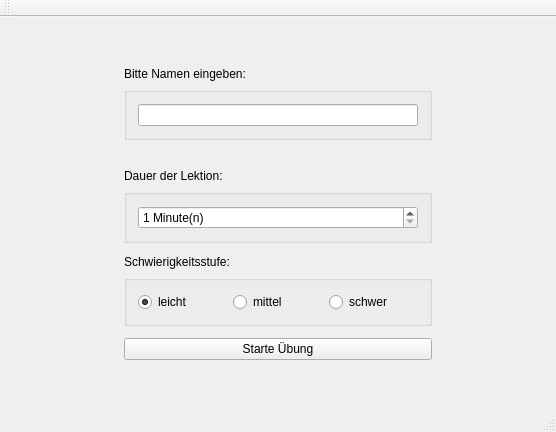
Hasenkrug/CPlusPlus, file ABGABEN/Aufgabe03/Aufgabe_3_2/mainwindow.ui: the form before one commit.
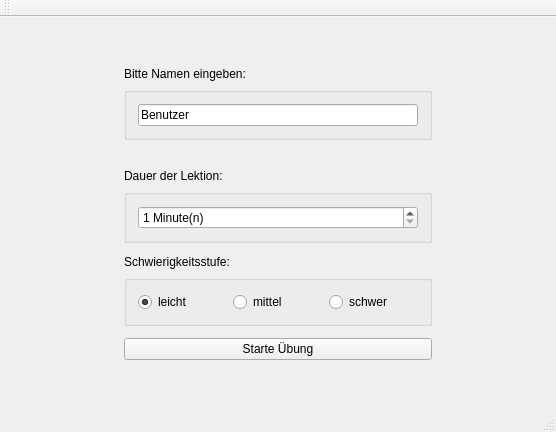
The form after the commit.

What changed in the file:
```diff
--- a/ABGABEN/Aufgabe03/Aufgabe_3_2/mainwindow.ui
+++ b/ABGABEN/Aufgabe03/Aufgabe_3_2/mainwindow.ui
@@ -47,7 +47,11 @@
            <widget class="QGroupBox" name="myGroupBox_3">
             <layout class="QGridLayout" name="gridLayout_3">
              <item row="0" column="0">
-              <widget class="QLineEdit" name="nameBox"/>
+              <widget class="QLineEdit" name="nameBox">
+               <property name="text">
+                <string>Benutzer</string>
+               </property>
+              </widget>
              </item>
             </layout>
            </widget>
```
